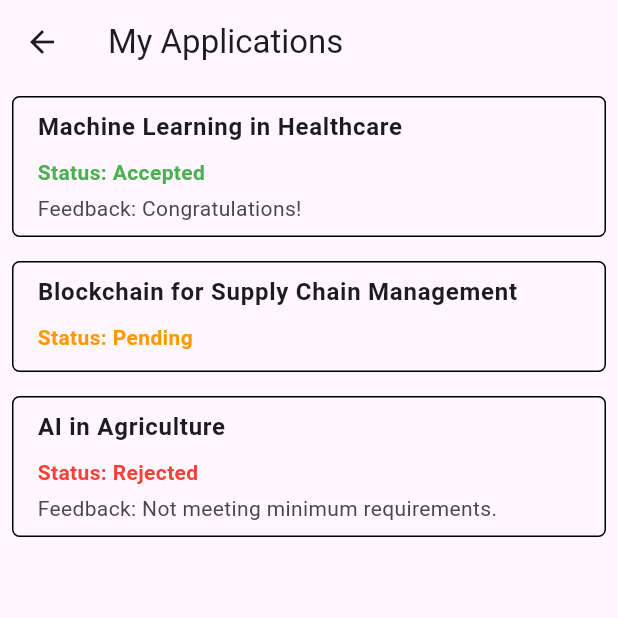
After one commit to Swapnil-DevGeek/Hackenza-SOP-Portal-Devkrieg, a Flutter app: the screen it shows after launch, after a tap on the "assignment" icon, on a phone screen of 412 x 824 dp, the top half of it. The commit adds this screen. Run offline on Flutter 3.47's test engine with Material 3 defaults, Android fonts, the phone set to English and light mode, and no system bars; our stand-ins replace firebase_auth, firebase_core, google_sign_in; accounts and stored records are empty.

Commit message:
UI My applications

```diff
--- a/app/sopapp/lib/main.dart
+++ b/app/sopapp/lib/main.dart
@@ -1,6 +1,7 @@
 import 'package:flutter/material.dart';
 import 'package:sopapp/screens/signin.dart';
 import 'package:firebase_core/firebase_core.dart';
+import 'package:sopapp/screens/student/myapplications.dart';
 import 'package:sopapp/screens/student/student_dash.dart';
 import 'firebase_options.dart';
 // import 'package:sopapp/screens/admin/admin_dash.dart';
@@ -22,6 +23,7 @@ class MyApp extends StatelessWidget {
     return MaterialApp(
       title: 'Flutter Demo',
       home: StudentDashboard(),
+      //ApplicationsPage(),
       //SignInScreen(),
       theme: ThemeData.light(),
     );
--- a/app/sopapp/lib/models/application.dart
+++ b/app/sopapp/lib/models/application.dart
@@ -1,12 +1,14 @@
 class StudentApplication {
   final String studentName;
   final double cgpa;
+  String projectTitle = '';
   String status;
   String feedback;
 
   StudentApplication({
     required this.studentName,
     required this.cgpa,
+    this.projectTitle = '',
     this.status = 'Pending',
     this.feedback = '',
   });
--- /dev/null
+++ b/app/sopapp/lib/screens/student/myapplications.dart
@@ -0,0 +1,85 @@
+import 'package:flutter/material.dart';
+import 'package:sopapp/models/application.dart';
+
+class ApplicationsPage extends StatelessWidget {
+  @override
+  Widget build(BuildContext context) {
+    // Dummy data for applications
+    List<StudentApplication> applications = [
+      StudentApplication(
+        studentName: 'John Doe',
+        projectTitle: 'Machine Learning in Healthcare',
+        cgpa: 3.8,
+        status: 'Accepted',
+        feedback: 'Congratulations!',
+      ),
+      StudentApplication(
+        studentName: 'Jane Smith',
+        projectTitle: 'Blockchain for Supply Chain Management',
+        cgpa: 3.5,
+        status: 'Pending',
+      ),
+      StudentApplication(
+        studentName: 'Alice Johnson',
+        projectTitle: 'AI in Agriculture',
+        cgpa: 3.9,
+        status: 'Rejected',
+        feedback: 'Not meeting minimum requirements.',
+      ),
+    ];
+
+    return Scaffold(
+      appBar: AppBar(
+        title: const Text('My Applications'),
+      ),
+      body: ListView.builder(
+        itemCount: applications.length,
+        itemBuilder: (context, index) {
+          return Padding(
+            padding: const EdgeInsets.all(8.0),
+            child: ListTile(
+              shape: RoundedRectangleBorder(
+                side: BorderSide(color: Colors.black, width: 1),
+                borderRadius: BorderRadius.circular(5),
+              ),
+              title: Text(
+                applications[index].projectTitle,
+                style: const TextStyle(fontWeight: FontWeight.bold),
+              ),
+              subtitle: Column(
+                crossAxisAlignment: CrossAxisAlignment.start,
+                children: [
+                  const SizedBox(height: 4),
+                  const SizedBox(height: 4),
+                  Text('Status: ${applications[index].status}',
+                      style: TextStyle(
+                          fontWeight: FontWeight.bold,
+                          color: _getStatusColor(applications[index].status))),
+                  const SizedBox(height: 4),
+                  if (applications[index].feedback.isNotEmpty)
+                    Text('Feedback: ${applications[index].feedback}'),
+                ],
+              ),
+              onTap: () {
+                // Handle tap on application to view details if needed
+              },
+            ),
+          );
+        },
+      ),
+    );
+  }
+
+  Color _getStatusColor(String status) {
+    switch (status) {
+      case 'Accepted':
+        return Colors.green;
+      case 'Pending':
+        return Colors.orange;
+      case 'Rejected':
+        return Colors.red;
+      default:
+        return Colors.black;
+    }
+  }
+}
--- a/app/sopapp/lib/screens/student/student_dash.dart
+++ b/app/sopapp/lib/screens/student/student_dash.dart
@@ -1,5 +1,6 @@
 import 'package:flutter/material.dart';
 import 'package:sopapp/models/project.dart';
+import 'package:sopapp/screens/student/myapplications.dart';
 
 // ignore: must_be_immutable
 class StudentDashboard extends StatefulWidget {
@@ -41,6 +42,16 @@ class _StudentDashboardState extends State<StudentDashboard> {
               fontWeight: FontWeight.bold,
             )),
         automaticallyImplyLeading: false,
+      ),
+      floatingActionButton: FloatingActionButton(
+        onPressed: () {
+          Navigator.push(
+            context,
+            MaterialPageRoute(builder: (context) => ApplicationsPage()),
+          );
+        },
+        child: Icon(Icons.assignment),
+        backgroundColor: Colors.black,
       ),
       body: Column(
         children: [
```
